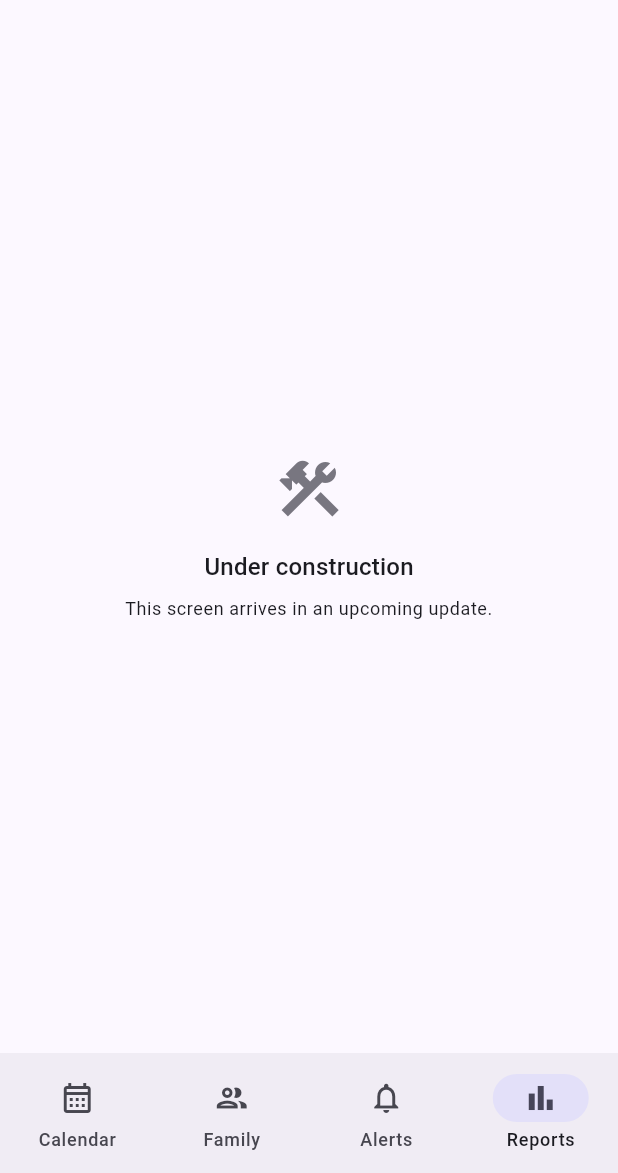
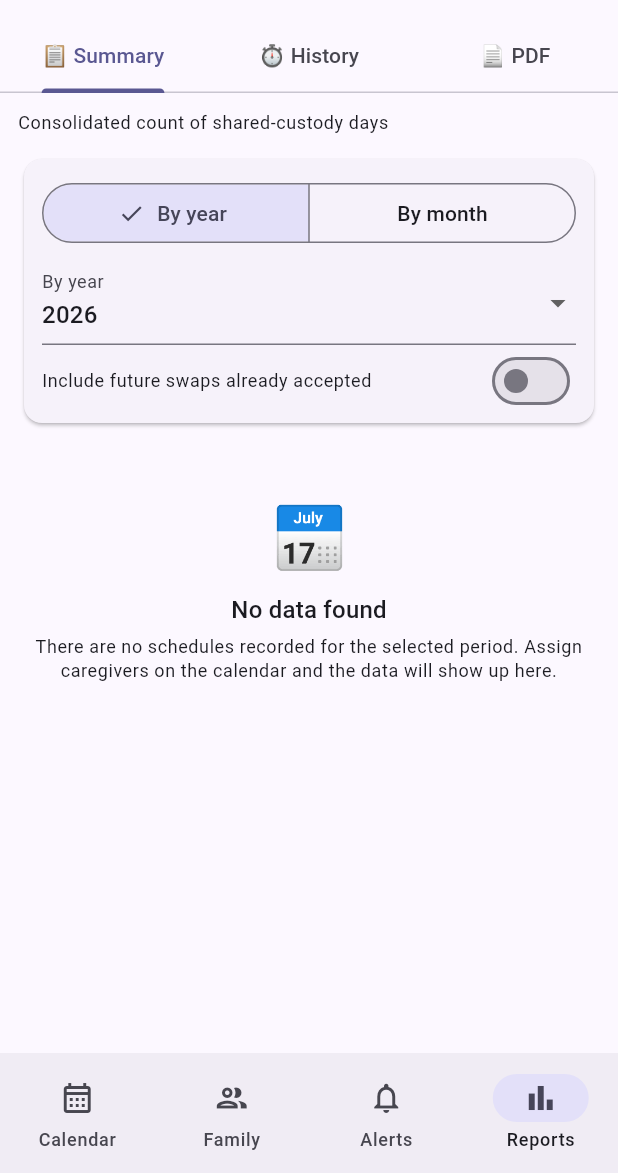
Before and after one commit to irineus/entrelares-flutter, a Flutter app: the screen it shows once a user with an empty profile is signed in, item 4 of the bottom bar chosen, on a phone screen of 412 x 824 dp, the part 63-1236 px from its top. Run offline on Flutter 3.47's test engine with Material 3 defaults, Android fonts, the phone set to English and light mode, and no system bars; our stand-ins replace go_router, share_plus, shared_preferences, supabase_flutter; accounts and stored records are empty.

Commit message:
feat: casca de Relatórios + Resumo do Período (T-53)
Port de `ReportsSummary.razor` e do switcher `ReportsTabs`. A aba Relatórios
deixa de ser placeholder — o último destino do shell ganha tela.

- `ReportsScreen`: TabBar de 3 abas (📋 Resumo · ⏱️ Histórico · 📄 PDF). Melhoria
  nativa que a diretriz do owner permite: o web navega entre TRÊS ROTAS porque
  não tem casca de abas persistente; aqui as três vistas são abas dentro do
  destino, então trocar de vista não reentra no shell e cada uma preserva o
  próprio filtro. As duas últimas abas mostram "Em construção" até os PRs 3 e 4.
- `ReportsSummaryTab`: cards por membro (nome + papel, faixa da cor do slot
  F-27), Programado/Realizado/[Previsto]/Trocas com o split U-07, total com
  ênfase e estado vazio. Os números vêm de `caregiverStats` — a MESMA função que
  o documento F-33 vai chamar.
- Melhorias nativas: trocar filtro recarrega na hora (o web exige tocar em
  "Filtrar") e o período tem pull-to-refresh. O toggle U-20 recomputa das linhas
  já carregadas, como no web — é uma leitura, não uma consulta nova.
- `rich_text` em core + `RichLabel` no app: `<strong>` é a ÚNICA marcação dos
  catálogos (126 ocorrências) e o Flutter não tem renderizador de HTML. De
  quebra, corrige as quatro frases da folha "Como funciona a troca" (lote 4),
  que mostravam as tags cruas ao usuário.
- `monthName` no espelho de datas (os três filtros de relatório precisam dele) e
  `fetchSchedulesForPeriod` no data source.

Versão `0.2.21+23`. Cobertura: 728 core (+8) e 273 no app (+12).

Co-Authored-By: Claude Opus 5 <noreply@anthropic.com>

```diff
--- a/apps/entrelares_app/lib/env.dart
+++ b/apps/entrelares_app/lib/env.dart
@@ -48,5 +48,5 @@ class Env {
   /// Mirrors `pubspec.yaml`'s `version:` — the web's `AppVersion.Display`.
   /// Only the F-17 export reads it, and a stale value there would misdate an
   /// LGPD record, so `env_version_test.dart` fails the build if the two drift.
-  static const String appVersion = '0.2.20+22';
+  static const String appVersion = '0.2.21+23';
 }
--- a/apps/entrelares_app/lib/main.dart
+++ b/apps/entrelares_app/lib/main.dart
@@ -18,10 +18,10 @@ import 'screens/home_shell.dart';
 import 'screens/leaving_screen.dart';
 import 'screens/login_screen.dart';
 import 'screens/notifications_screen.dart';
-import 'screens/placeholder_screen.dart';
 import 'screens/policy_update_screen.dart';
 import 'screens/profile_screen.dart';
 import 'screens/register_screen.dart';
+import 'screens/reports_screen.dart';
 import 'screens/reset_password_screen.dart';
 import 'screens/update_password_screen.dart';
 import 'services/admin_mode.dart';
@@ -264,8 +264,7 @@ class _EntrelaresAppState extends State<EntrelaresApp>
           StatefulShellBranch(routes: [
             GoRoute(
               path: '/reports',
-              builder: (_, _) =>
-                  const PlaceholderScreen(titleKey: K.navReports),
+              builder: (_, _) => ReportsScreen(dataSource: _dataSource),
             ),
           ]),
         ],
--- a/apps/entrelares_app/lib/screens/placeholder_screen.dart
+++ b/apps/entrelares_app/lib/screens/placeholder_screen.dart
@@ -5,7 +5,9 @@ import '../widgets/app_l10n.dart';
 
 /// A shell destination whose screen belongs to a later batch of the parity
 /// map. The tab bar is complete from lote 1 on (same four destinations as the
-/// web's NavMenu); each batch only swaps this filling for the real screen.
+/// web's NavMenu); each batch swapped this filling for the real screen, and
+/// with Relatórios (lote 6) the last one is gone — what remains is the cheap
+/// branch filling the shell/navigation test builds its four destinations from.
 class PlaceholderScreen extends StatelessWidget {
   /// Catalog key of the destination's nav label (doubles as the app bar
   /// title, exactly what the web page titles do).
--- /dev/null
+++ b/apps/entrelares_app/lib/screens/reports_screen.dart
@@ -0,0 +1,80 @@
+import 'package:entrelares_core/entrelares_core.dart';
+import 'package:flutter/material.dart';
+
+import '../services/custody_data_source.dart';
+import '../widgets/app_l10n.dart';
+import 'reports_summary_tab.dart';
+
+/// The Relatórios hub — port of the `ReportsTabs` switcher shared by
+/// `ReportsSummary.razor`, `ReportsAudit.razor` and `ReportsPdf.razor`.
+///
+/// **The native improvement the owner directive allows:** the web navigates
+/// between three ROUTES (`reports/summary|audit|pdf`) because it has no
+/// persistent tab shell; here the three views are a `TabBar` inside the
+/// Relatórios destination, so switching never re-enters the shell and each
+/// view keeps its own filter state while the user compares them.
+class ReportsScreen extends StatelessWidget {
+  final CustodyDataSource dataSource;
+
+  const ReportsScreen({super.key, required this.dataSource});
+
+  @override
+  Widget build(BuildContext context) {
+    final l = AppL10n.of(context).l;
+    return DefaultTabController(
+      length: 3,
+      child: Scaffold(
+        appBar: AppBar(
+          title: Text(l[K.navReports]),
+          bottom: TabBar(
+            tabs: [
+              Tab(text: '📋 ${l[K.repTabSummary]}'),
+              Tab(text: '⏱️ ${l[K.repTabHistory]}'),
+              Tab(text: '📄 ${l[K.repTabPdf]}'),
+            ],
+          ),
+        ),
+        body: TabBarView(
+          children: [
+            ReportsSummaryTab(dataSource: dataSource),
+            // Lote 6, PRs 3 and 4 — the Histórico timeline (with the F-45
+            // origin) and the F-33 native PDF.
+            const ReportTabUnderConstruction(),
+            const ReportTabUnderConstruction(),
+          ],
+        ),
+      ),
+    );
+  }
+}
+
+/// The filling of a report tab whose screen belongs to a later PR of this
+/// batch — the same copy the shell destinations used before their screens
+/// landed.
+class ReportTabUnderConstruction extends StatelessWidget {
+  const ReportTabUnderConstruction({super.key});
+
+  @override
+  Widget build(BuildContext context) {
+    final l = AppL10n.of(context).l;
+    return Center(
+      child: Padding(
+        padding: const EdgeInsets.all(32),
+        child: Column(
+          mainAxisSize: MainAxisSize.min,
+          children: [
+            Icon(Icons.construction,
+                size: 48, color: Theme.of(context).colorScheme.outline),
+            const SizedBox(height: 16),
+            Text(l[KApp.shellUnderConstructionTitle],
+                style: Theme.of(context).textTheme.titleMedium),
+            const SizedBox(height: 8),
+            Text(l[KApp.shellUnderConstructionBody],
+                textAlign: TextAlign.center,
+                style: Theme.of(context).textTheme.bodySmall),
+          ],
+        ),
+      ),
+    );
+  }
+}
--- /dev/null
+++ b/apps/entrelares_app/lib/screens/reports_summary_tab.dart
@@ -0,0 +1,363 @@
+import 'package:entrelares_core/entrelares_core.dart';
+import 'package:flutter/material.dart';
+
+import '../models/care_schedule.dart';
+import '../models/member.dart';
+import '../models/role.dart';
+import '../services/custody_data_source.dart';
+import '../widgets/app_l10n.dart';
+import '../widgets/rich_label.dart';
+import 'calendar_screen.dart' show slotColors;
+
+/// "Resumo do Período" — port of `ReportsSummary.razor`.
+///
+/// Every number on screen comes from [caregiverStats], the same pure function
+/// the F-33 document calls: the web keeps the two in step by comment, this
+/// keeps them in step by construction.
+///
+/// Two native improvements the owner directive allows: changing a filter
+/// reloads immediately (the web needs a "Filtrar" tap) and the period can be
+/// pulled to refresh. The U-20 projection toggle recomputes from the rows
+/// already loaded, exactly as the web does — it is a reading of the same data,
+/// never a new query.
+class ReportsSummaryTab extends StatefulWidget {
+  final CustodyDataSource dataSource;
+
+  /// Injected by the tests; production reads the clock.
+  final DateTime Function() now;
+
+  const ReportsSummaryTab({
+    super.key,
+    required this.dataSource,
+    this.now = DateTime.now,
+  });
+
+  @override
+  State<ReportsSummaryTab> createState() => _ReportsSummaryTabState();
+}
+
+class _ReportsSummaryTabState extends State<ReportsSummaryTab> {
+  late int _month = widget.now().month;
+  late int _year = widget.now().year;
+  bool _byMonth = false; // the web opens on "Por Ano"
+  bool _includeFutureSwaps = false;
+
+  bool _loading = true;
+
+  /// The raw failure, formatted at RENDER time — the first load starts from
+  /// [initState], where the inherited localization is not reachable yet.
+  String? _errorRaw;
+
+  List<Member> _members = const [];
+  List<Role> _roles = const [];
+  List<CareSchedule> _days = const [];
+
+  @override
+  void initState() {
+    super.initState();
+    _load();
+  }
+
+  (DateTime, DateTime) get _period => _byMonth
+      ? (DateTime(_year, _month, 1), DateTime(_year, _month + 1, 0))
+      : (DateTime(_year, 1, 1), DateTime(_year, 12, 31));
+
+  Future<void> _load() async {
+    setState(() {
+      _loading = true;
+      _errorRaw = null;
+    });
+    try {
+      final (start, end) = _period;
+      final members = await widget.dataSource.fetchMembers();
+      final roles = await widget.dataSource.fetchRoles();
+      final days = await widget.dataSource.fetchSchedulesForPeriod(start, end);
+      if (!mounted) return;
+      setState(() {
+        _members = members;
+        _roles = roles;
+        _days = days;
+        _loading = false;
+      });
+    } catch (e) {
+      if (!mounted) return;
+      setState(() {
+        _errorRaw = e.toString();
+        _loading = false;
+      });
+    }
+  }
+
+  List<MemberView> get _views => [for (final m in _members) m.toView()];
+
+  String _roleLabel(int profileId, AppLanguage language) {
+    for (final m in _members) {
+      if (m.id != profileId) continue;
+      for (final role in _roles) {
+        if (role.id == m.roleId) return role.displayLabel(language);
+      }
+    }
+    return '';
+  }
+
+  List<CaregiverStat> _stats(AppLanguage language) => caregiverStats(
+        members: _views,
+        days: [
+          for (final d in _days)
+            ReportDay(
+              scheduleDate: d.scheduleDate,
+              scheduledParentId: d.scheduledParentId,
+              actualParentId: d.actualParentId,
+            ),
+        ],
+        today: widget.now(),
+        includeFutureSwaps: _includeFutureSwaps,
+        roleLabelOf: (id) => _roleLabel(id, language),
+      );
+
+  @override
+  Widget build(BuildContext context) {
+    final l = AppL10n.of(context).l;
+    final stats = _stats(l.current);
+
+    return RefreshIndicator(
+      onRefresh: _load,
+      child: ListView(
+        physics: const AlwaysScrollableScrollPhysics(),
+        padding: const EdgeInsets.fromLTRB(12, 12, 12, 24),
+        children: [
+          Text(l[K.sumSubtitle],
+              style: Theme.of(context).textTheme.bodySmall),
+          const SizedBox(height: 12),
+          _filterCard(l),
+          const SizedBox(height: 12),
+          if (_errorRaw != null)
+            _errorBanner(l)
+          else if (_loading)
+            const Padding(
+              padding: EdgeInsets.symmetric(vertical: 48),
+              child: Center(child: CircularProgressIndicator()),
+            )
+          else if (!hasSummaryData(stats))
+            _emptyState(l)
+          else ...[
+            for (final stat in stats) _statCard(stat, l),
+            const SizedBox(height: 8),
+            Center(
+              child: RichLabel.of(
+                l,
+                _includeFutureSwaps
+                    ? K.sumTotalSwapsProjected
+                    : K.sumTotalSwaps,
+                args: [
+                  totalVisibleSwaps(
+                    days: [
+                      for (final d in _days)
+                        ReportDay(
+                          scheduleDate: d.scheduleDate,
+                          scheduledParentId: d.scheduledParentId,
+                          actualParentId: d.actualParentId,
+                        ),
+                    ],
+                    today: widget.now(),
+                    includeFutureSwaps: _includeFutureSwaps,
+                  )
+                ],
+                textAlign: TextAlign.center,
+              ),
+            ),
+          ],
+        ],
+      ),
+    );
+  }
+
+  Widget _filterCard(Localization l) {
+    final thisYear = widget.now().year;
+    return Card(
+      child: Padding(
+        padding: const EdgeInsets.fromLTRB(12, 12, 12, 4),
+        child: Column(
+          crossAxisAlignment: CrossAxisAlignment.stretch,
+          children: [
+            Semantics(
+              label: l[K.repPeriodAria],
+              child: SegmentedButton<bool>(
+                segments: [
+                  ButtonSegment(value: false, label: Text(l[K.repByYear])),
+                  ButtonSegment(value: true, label: Text(l[K.repByMonth])),
+                ],
+                selected: {_byMonth},
+                onSelectionChanged: _loading
+                    ? null
+                    : (s) {
+                        setState(() => _byMonth = s.first);
+                        _load();
+                      },
+              ),
+            ),
+            const SizedBox(height: 8),
+            Row(
+              children: [
+                if (_byMonth) ...[
+                  Expanded(
+                    child: DropdownButtonFormField<int>(
+                      initialValue: _month,
+                      decoration:
+                          InputDecoration(labelText: l[K.repByMonth]),
+                      items: [
+                        for (var m = 1; m <= 12; m++)
+                          DropdownMenuItem(
+                              value: m, child: Text(l.monthName(m))),
+                      ],
+                      onChanged: _loading
+                          ? null
+                          : (m) {
+                              if (m == null) return;
+                              setState(() => _month = m);
+                              _load();
+                            },
+                    ),
+                  ),
+                  const SizedBox(width: 8),
+                ],
+                Expanded(
+                  child: DropdownButtonFormField<int>(
+                    initialValue: _year,
+                    decoration: InputDecoration(labelText: l[K.repByYear]),
+                    items: [
+                      // Web parity: last year through two years ahead.
+                      for (var y = thisYear - 1; y <= thisYear + 2; y++)
+                        DropdownMenuItem(value: y, child: Text('$y')),
+                    ],
+                    onChanged: _loading
+                        ? null
+                        : (y) {
+                            if (y == null) return;
+                            setState(() => _year = y);
+                            _load();
+                          },
+                  ),
+                ),
+              ],
+            ),
+            // U-20: accepted future swaps already carry actual_parent_id — the
+            // default view simply ignores them.
+            SwitchListTile(
+              contentPadding: EdgeInsets.zero,
+              dense: true,
+              value: _includeFutureSwaps,
+              title: Text(l[K.sumFutureToggle],
+                  style: Theme.of(context).textTheme.bodySmall),
+              onChanged: _loading
+                  ? null
+                  : (v) => setState(() => _includeFutureSwaps = v),
+            ),
+          ],
+        ),
+      ),
+    );
+  }
+
+  Widget _statCard(CaregiverStat stat, Localization l) {
+    final slot = profileSlotIndex(stat.profileId, _views);
+    final color = slotColors[slot] ?? slotColors[0]!;
+    final firstName = stat.name.split(' ').first;
+
+    return Card(
+      margin: const EdgeInsets.only(bottom: 8),
+      child: Container(
+        decoration: BoxDecoration(
+          border: Border(left: BorderSide(color: color, width: 4)),
+        ),
+        padding: const EdgeInsets.all(12),
+        child: Column(
+          crossAxisAlignment: CrossAxisAlignment.stretch,
+          children: [
+            Text(
+              stat.role.isEmpty ? firstName : '$firstName (${stat.role})',
+              style: Theme.of(context).textTheme.titleSmall,
+            ),
+            const SizedBox(height: 6),
+            _statRow(l[K.sumPlanned], _daysLabel(stat.plannedDays, l)),
+            _statRow(l[K.sumActual], _daysLabel(stat.actualDays, l),
+                highlight: true),
+            if (_includeFutureSwaps)
+              _statRow(l[K.sumProjected], _daysLabel(stat.projectedDays, l),
+                  highlight: true),
+            // U-07: who gave days away and who received them.
+            _statRow(
+              l[K.sumSwaps],
+              l.format(
+                  K.sumSwapSplit, [stat.swapsGiven, stat.swapsReceived]),
+            ),
+          ],
+        ),
+      ),
+    );
+  }
+
+  /// U-13: a plural is not a singular plus "s" in either language, and the
+  /// count carries its unit — two catalog entries, exactly like the web.
+  String _daysLabel(int count, Localization l) =>
+      l.format(count == 1 ? K.sumDaysOne : K.sumDaysMany, [count]);
+
+  Widget _statRow(String label, String value, {bool highlight = false}) =>
+      Padding(
+        padding: const EdgeInsets.symmetric(vertical: 2),
+        child: Row(
+          mainAxisAlignment: MainAxisAlignment.spaceBetween,
+          children: [
+            Text(label, style: Theme.of(context).textTheme.bodySmall),
+            Text(
+              value,
+              style: TextStyle(
+                fontWeight: FontWeight.bold,
+                color: highlight ? Theme.of(context).colorScheme.primary : null,
+              ),
+            ),
+          ],
+        ),
+      );
+
+  Widget _emptyState(Localization l) => Padding(
+        padding: const EdgeInsets.symmetric(vertical: 32),
+        child: Column(
+          children: [
+            const Text('📅', style: TextStyle(fontSize: 40)),
+            const SizedBox(height: 8),
+            Text(l[K.sumEmptyTitle],
+                style: Theme.of(context).textTheme.titleMedium),
+            const SizedBox(height: 4),
+            Text(l[K.sumEmptyBody],
+                textAlign: TextAlign.center,
+                style: Theme.of(context).textTheme.bodySmall),
+          ],
+        ),
+      );
+
+  /// The central mappings the whole app shares: a dead session says so, and a
+  /// server error propagates its own text.
+  String _errorMessage(Localization l) => isSessionExpired(_errorRaw!)
+      ? sessionExpiredMessage(l)
+      : l.format(K.sumErrProcess, [_errorRaw!]);
+
+  Widget _errorBanner(Localization l) => Container(
+        padding: const EdgeInsets.all(12),
+        decoration: BoxDecoration(
+          color: const Color(0xFFFEE2E2),
+          borderRadius: BorderRadius.circular(8),
+        ),
+        child: Column(
+          crossAxisAlignment: CrossAxisAlignment.start,
+          children: [
+            Text('⚠️ ${l[K.repErrorTitle]}',
+                style: const TextStyle(
+                    fontWeight: FontWeight.bold, color: Color(0xFF991B1B))),
+            const SizedBox(height: 4),
+            Text(_errorMessage(l),
+                style: const TextStyle(color: Color(0xFF991B1B))),
+          ],
+        ),
+      );
+}
--- a/apps/entrelares_app/lib/services/custody_data_source.dart
+++ b/apps/entrelares_app/lib/services/custody_data_source.dart
@@ -343,6 +343,12 @@ abstract class CustodyDataSource {
   // All family-scoped by RLS; the client only READS here — every audit row is
   // written by a trigger or a definer RPC.
 
+  /// Every `care_schedules` row of the period, date-ascending — the Resumo
+  /// screen and the F-33 document read the same way (mirror of
+  /// `CustodyService.GetSchedulesForPeriodAsync`).
+  Future<List<CareSchedule>> fetchSchedulesForPeriod(
+      DateTime start, DateTime end);
+
   /// The newest page of calendar changes ("Recentes" tab). One page is
   /// [auditPageSize] rows; a FULL page means "there may be more".
   Future<List<ActivityLog>> fetchRecentActivityLogs({int offset = 0});
--- a/apps/entrelares_app/lib/widgets/onboarding.dart
+++ b/apps/entrelares_app/lib/widgets/onboarding.dart
@@ -12,6 +12,7 @@ import 'package:entrelares_core/entrelares_core.dart';
 import 'package:flutter/material.dart';
 
 import 'app_l10n.dart';
+import 'rich_label.dart';
 
 
 /// Where the tour's targets live. One instance is created by the shell and
@@ -221,7 +222,9 @@ Future<void> showHowSwapsWork(BuildContext context) =>
                 ]) ...[
                   Text(l[title], style: theme.textTheme.titleSmall),
                   const SizedBox(height: 4),
-                  Text(l[body], style: theme.textTheme.bodySmall),
+                  // These four bodies emphasize a word inline (U-13 catalog
+                  // markup) — rendered as spans, never as visible tags.
+                  RichLabel.of(l, body, style: theme.textTheme.bodySmall),
                   const SizedBox(height: 16),
                 ],
                 FilledButton(
--- a/apps/entrelares_app/pubspec.yaml
+++ b/apps/entrelares_app/pubspec.yaml
@@ -18,7 +18,7 @@ publish_to: 'none' # Remove this line if you wish to publish to pub.dev
 # of the product and file versions while build-number is used as the build suffix.
 # versionName / versionCode. Bump on every functional change handed to the
 # owner, same rule as the product repos.
-version: 0.2.20+22
+version: 0.2.21+23
 
 environment:
   sdk: ^3.12.2
--- a/packages/entrelares_core/lib/entrelares_core.dart
+++ b/packages/entrelares_core/lib/entrelares_core.dart
@@ -28,6 +28,7 @@ export 'src/localization/k_app.dart';
 export 'src/localization/language_resolver.dart';
 export 'src/localization/localization.dart';
 export 'src/localization/notification_renderer.dart';
+export 'src/localization/rich_text.dart';
 export 'src/localization/strings_en.dart';
 export 'src/localization/strings_pt_br.dart';
 export 'src/policy_versions.dart';
--- a/packages/entrelares_core/lib/src/localization/date_formats.dart
+++ b/packages/entrelares_core/lib/src/localization/date_formats.dart
@@ -119,6 +119,11 @@ extension DateFormats on Localization {
     return formatDate(parsed);
   }
 
+  /// A month name on its own: `agosto` · `August` — the report filters, where
+  /// the web reads `DisplayCulture.DateTimeFormat.GetMonthName(m)`.
+  String monthName(int month) =>
+      isEnglish ? _enMonthsFull[month - 1] : _ptMonthsFull[month - 1];
+
   /// The calendar header: `agosto de 2026` · `August 2026`. Month names are
   /// display culture in the web (`"MMMM 'de' yyyy"` pt-BR / `"MMMM yyyy"`
   /// en-US), mirrored here as tables.
```
Also changed, not shown: apps/entrelares_app/lib/services/supabase_custody_data_source.dart (+12 -0 lines), apps/entrelares_app/lib/widgets/rich_label.dart (added, +53 -0 lines), packages/entrelares_core/lib/src/localization/rich_text.dart (added, +59 -0 lines), 4 other files.
